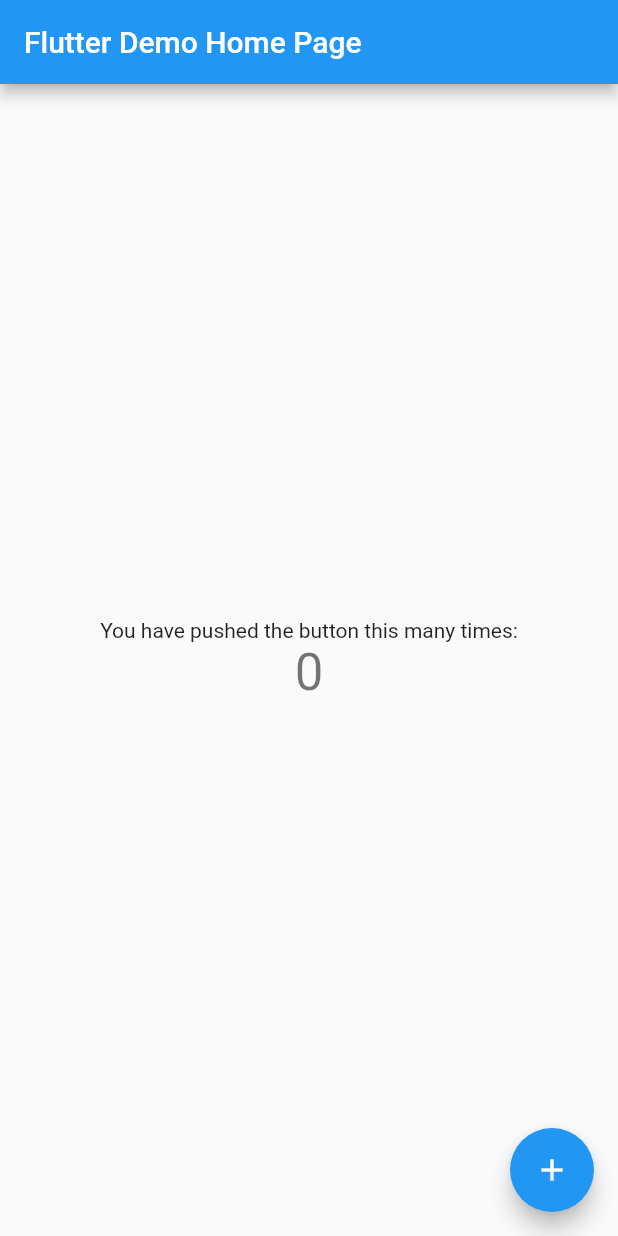
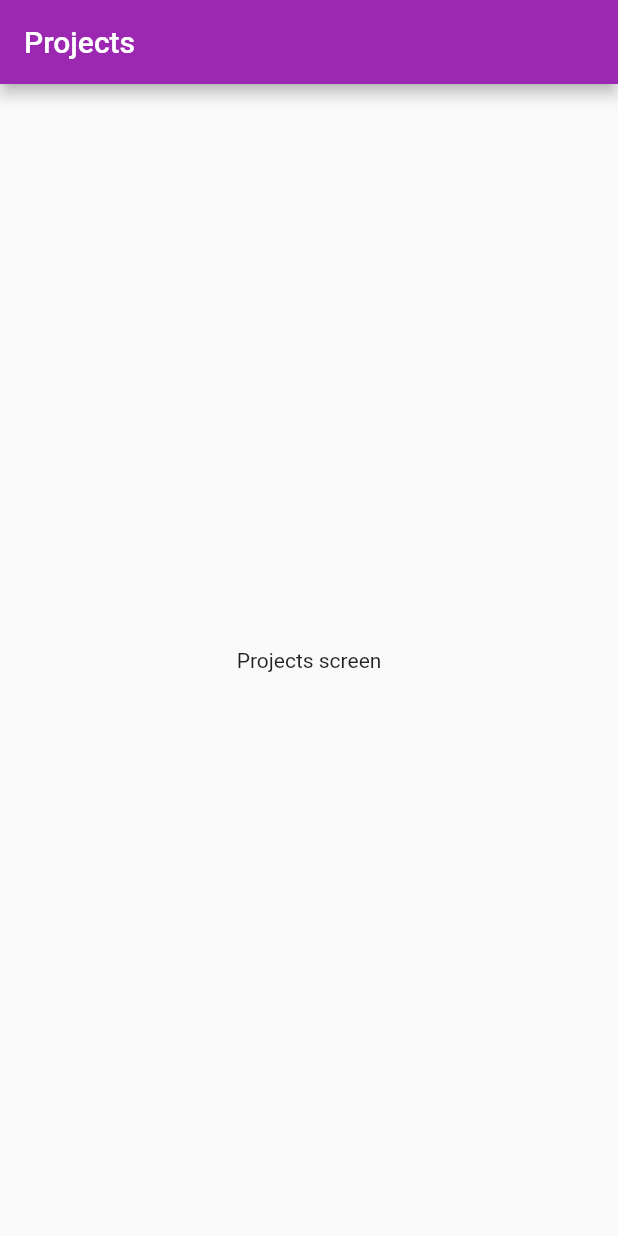
Before and after one commit to philips-software/bom-bar-ui, a Flutter app: the screen it shows after launch, on a phone screen of 412 x 824 dp. Run offline on Flutter 3.47's test engine with Material 2 defaults, Android fonts, the phone set to English and light mode, and no system bars; drawn by our look-alikes of flutter_platform_widgets.

Commit message:
Introduce platform widgets

```diff
--- /dev/null
+++ b/lib/domain/package.dart
@@ -0,0 +1,18 @@
+/*
+ * This software and associated documentation files are
+ *
+ * Copyright © 2020-2020 Koninklijke Philips N.V.
+ *
+ * and is made available for use within Philips and/or within Philips products.
+ *
+ * All Rights Reserved
+ */
+
+import 'package:flutter/foundation.dart';
+
+class Package {
+  final String id;
+  final String title;
+
+  Package(this.id, {@required this.title});
+}
--- /dev/null
+++ b/lib/domain/project.dart
@@ -0,0 +1,18 @@
+/*
+ * This software and associated documentation files are
+ *
+ * Copyright © 2020-2020 Koninklijke Philips N.V.
+ *
+ * and is made available for use within Philips and/or within Philips products.
+ *
+ * All Rights Reserved
+ */
+
+import 'package:flutter/foundation.dart';
+
+class Project {
+  final String id;
+  String name;
+
+  Project(this.id, {@required this.name});
+}
--- a/lib/main.dart
+++ b/lib/main.dart
@@ -1,117 +1,62 @@
+/*
+ * This software and associated documentation files are
+ *
+ * Copyright © 2020-2020 Koninklijke Philips N.V.
+ *
+ * and is made available for use within Philips and/or within Philips products.
+ *
+ * All Rights Reserved
+ */
+
+import 'package:bom_bar_ui/screens/projects/projects_screen.dart';
+import 'package:flutter/cupertino.dart';
 import 'package:flutter/material.dart';
+import 'package:flutter_platform_widgets/flutter_platform_widgets.dart';
+
+// const platform = null;
+const platform = TargetPlatform.linux;
+// const platform = TargetPlatform.macOS;
+const darkMode = false;
 
 void main() {
   runApp(MyApp());
 }
 
 class MyApp extends StatelessWidget {
-  // This widget is the root of your application.
+  final materialTheme = new ThemeData(
+    primarySwatch: Colors.purple,
+  );
+  final materialDarkTheme = new ThemeData(
+    brightness: Brightness.dark,
+    primarySwatch: Colors.teal,
+  );
+  final cupertinoTheme = new CupertinoThemeData(
+    brightness: darkMode ? Brightness.dark : Brightness.light,
+    primaryColor: CupertinoDynamicColor.withBrightness(
+      color: Colors.purple,
+      darkColor: Colors.cyan,
+    ),
+  );
+
   @override
   Widget build(BuildContext context) {
-    return MaterialApp(
-      title: 'Flutter Demo',
-      theme: ThemeData(
-        // This is the theme of your application.
-        //
-        // Try running your application with "flutter run". You'll see the
-        // application has a blue toolbar. Then, without quitting the app, try
-        // changing the primarySwatch below to Colors.green and then invoke
-        // "hot reload" (press "r" in the console where you ran "flutter run",
-        // or simply save your changes to "hot reload" in a Flutter IDE).
-        // Notice that the counter didn't reset back to zero; the application
-        // is not restarted.
-        primarySwatch: Colors.blue,
-        // This makes the visual density adapt to the platform that you run
-        // the app on. For desktop platforms, the controls will be smaller and
-        // closer together (more dense) than on mobile platforms.
-        visualDensity: VisualDensity.adaptivePlatformDensity,
+    return Theme(
+      data: materialTheme,
+      child: PlatformProvider(
+        initialPlatform: platform,
+        builder: (context) => PlatformApp(
+          title: 'BOM-bar',
+          home: ProjectsScreen(),
+          material: (_, __) => MaterialAppData(
+            themeMode: darkMode ? ThemeMode.dark : ThemeMode.light,
+            theme: materialTheme,
+            darkTheme: materialDarkTheme,
+          ),
+          cupertino: (_, __) => CupertinoAppData(
+            theme: cupertinoTheme,
+          ),
+        ),
       ),
-      home: MyHomePage(title: 'Flutter Demo Home Page'),
     );
   }
 }
-
-class MyHomePage extends StatefulWidget {
-  MyHomePage({Key key, this.title}) : super(key: key);
-
-  // This widget is the home page of your application. It is stateful, meaning
-  // that it has a State object (defined below) that contains fields that affect
-  // how it looks.
-
-  // This class is the configuration for the state. It holds the values (in this
-  // case the title) provided by the parent (in this case the App widget) and
-  // used by the build method of the State. Fields in a Widget subclass are
-  // always marked "final".
-
-  final String title;
-
-  @override
-  _MyHomePageState createState() => _MyHomePageState();
-}
-
-class _MyHomePageState extends State<MyHomePage> {
-  int _counter = 0;
-
-  void _incrementCounter() {
-    setState(() {
-      // This call to setState tells the Flutter framework that something has
-      // changed in this State, which causes it to rerun the build method below
-      // so that the display can reflect the updated values. If we changed
-      // _counter without calling setState(), then the build method would not be
-      // called again, and so nothing would appear to happen.
-      _counter++;
-    });
-  }
-
-  @override
-  Widget build(BuildContext context) {
-    // This method is rerun every time setState is called, for instance as done
-    // by the _incrementCounter method above.
-    //
-    // The Flutter framework has been optimized to make rerunning build methods
-    // fast, so that you can just rebuild anything that needs updating rather
-    // than having to individually change instances of widgets.
-    return Scaffold(
-      appBar: AppBar(
-        // Here we take the value from the MyHomePage object that was created by
-        // the App.build method, and use it to set our appbar title.
-        title: Text(widget.title),
-      ),
-      body: Center(
-        // Center is a layout widget. It takes a single child and positions it
-        // in the middle of the parent.
-        child: Column(
-          // Column is also a layout widget. It takes a list of children and
-          // arranges them vertically. By default, it sizes itself to fit its
-          // children horizontally, and tries to be as tall as its parent.
-          //
-          // Invoke "debug painting" (press "p" in the console, choose the
-          // "Toggle Debug Paint" action from the Flutter Inspector in Android
-          // Studio, or the "Toggle Debug Paint" command in Visual Studio Code)
-          // to see the wireframe for each widget.
-          //
-          // Column has various properties to control how it sizes itself and
-          // how it positions its children. Here we use mainAxisAlignment to
-          // center the children vertically; the main axis here is the vertical
-          // axis because Columns are vertical (the cross axis would be
-          // horizontal).
-          mainAxisAlignment: MainAxisAlignment.center,
-          children: <Widget>[
-            Text(
-              'You have pushed the button this many times:',
-            ),
-            Text(
-              '$_counter',
-              style: Theme.of(context).textTheme.headline4,
-            ),
-          ],
-        ),
-      ),
-      floatingActionButton: FloatingActionButton(
-        onPressed: _incrementCounter,
-        tooltip: 'Increment',
-        child: Icon(Icons.add),
-      ), // This trailing comma makes auto-formatting nicer for build methods.
-    );
-  }
-}
--- /dev/null
+++ b/lib/screens/projects/projects_screen.dart
@@ -0,0 +1,28 @@
+/*
+ * This software and associated documentation files are
+ *
+ * Copyright © 2020-2020 Koninklijke Philips N.V.
+ *
+ * and is made available for use within Philips and/or within Philips products.
+ *
+ * All Rights Reserved
+ */
+
+import 'package:flutter/widgets.dart';
+import 'package:flutter_platform_widgets/flutter_platform_widgets.dart';
+
+class ProjectsScreen extends StatelessWidget {
+  @override
+  Widget build(BuildContext context) {
+    return PlatformScaffold(
+      appBar: PlatformAppBar(
+        title: Text('Projects'),
+      ),
+      body: Container(
+        child: Center(
+          child: Text('Projects screen'),
+        ),
+      ),
+    );
+  }
+}
--- /dev/null
+++ b/lib/services/bom_service.dart
@@ -0,0 +1,15 @@
+/*
+ * This software and associated documentation files are
+ *
+ * Copyright © 2020-2020 Koninklijke Philips N.V.
+ *
+ * and is made available for use within Philips and/or within Philips products.
+ *
+ * All Rights Reserved
+ */
+
+import 'package:bom_bar_ui/domain/project.dart';
+
+class BomService {
+  List<Project> projects() {}
+}
--- a/pubspec.yaml
+++ b/pubspec.yaml
@@ -23,7 +23,7 @@
 dependencies:
   flutter:
     sdk: flutter
-
+  flutter_platform_widgets: ^0.70.2
 
   # The following adds the Cupertino Icons font to your application.
   # Use with the CupertinoIcons class for iOS style icons.
```
Also changed, not shown: pubspec.lock, 2 other files.
